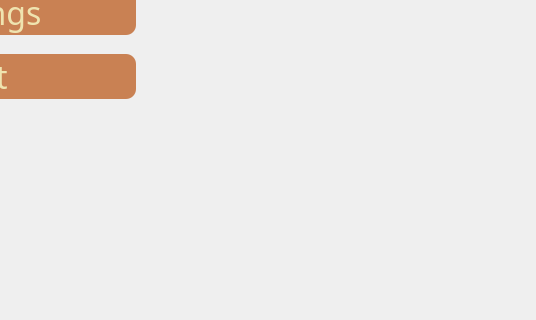
The window that mainwindow.ui (Tristoung/QT_1V1_game) describes before a commit, drawn with Qt 5; both pictures show x 535 to 1071 and y 307 to 627 of the 1071 by 627 pixel window.
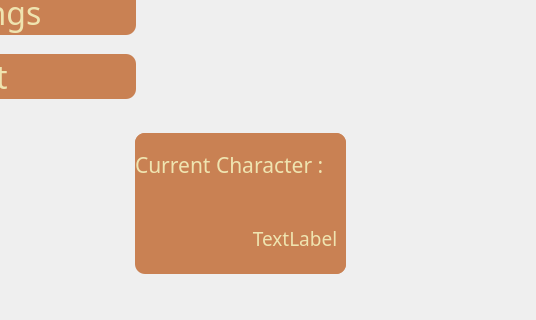
The same window after the commit. Icons and pictures are not drawn.

Commit message: added which character is activated on main page

Patch:
```diff
--- a/mainwindow.ui
+++ b/mainwindow.ui
@@ -130,6 +130,78 @@
        </item>
       </layout>
      </widget>
+     <widget class="QWidget" name="widget_curPlayer" native="true">
+      <property name="geometry">
+       <rect>
+        <x>670</x>
+        <y>440</y>
+        <width>211</width>
+        <height>141</height>
+       </rect>
+      </property>
+      <property name="styleSheet">
+       <string notr="true">QWidget {
+	color: rgb(239, 228, 176);
+	background-color: rgb(201, 129, 83);
+	border-radius: 10px;
+}</string>
+      </property>
+      <layout class="QVBoxLayout" name="verticalLayout_2">
+       <item>
+        <widget class="QLabel" name="title">
+         <property name="font">
+          <font>
+           <family>Bauhaus 93</family>
+           <pointsize>16</pointsize>
+          </font>
+         </property>
+         <property name="text">
+          <string>Current Character :</string>
+         </property>
+        </widget>
+       </item>
+       <item>
+        <layout class="QHBoxLayout" name="horizontalLayout_2">
+         <item>
+          <widget class="QLabel" name="img_curPlayer">
+           <property name="minimumSize">
+            <size>
+             <width>71</width>
+             <height>71</height>
+            </size>
+           </property>
+           <property name="styleSheet">
+            <string notr="true">border: none;
+padding: 0;
+background: transparent;
+background-image: url(:/static/characters/cowboy.png);
+background-repeat: no-repeat;</string>
+           </property>
+           <property name="text">
+            <string/>
+           </property>
+          </widget>
+         </item>
+         <item>
+          <widget class="QLabel" name="name_curPlayer">
+           <property name="font">
+            <font>
+             <family>Bauhaus 93</family>
+             <pointsize>14</pointsize>
+            </font>
+           </property>
+           <property name="text">
+            <string>TextLabel</string>
+           </property>
+           <property name="alignment">
+            <set>Qt::AlignCenter</set>
+           </property>
+          </widget>
+         </item>
+        </layout>
+       </item>
+      </layout>
+     </widget>
     </widget>
     <widget class="QWidget" name="page_start"/>
     <widget class="QWidget" name="page_settings">
```
The commit also changes 3 other files.
